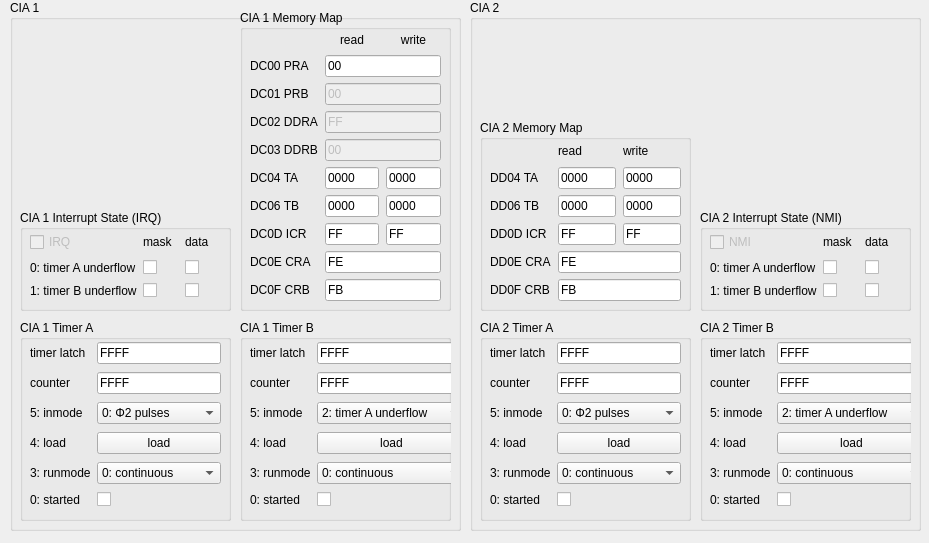
The window that src/gui/cia_viewer.ui (ProgrammierPatrick/c64pp) describes before a commit, drawn with Qt 5.
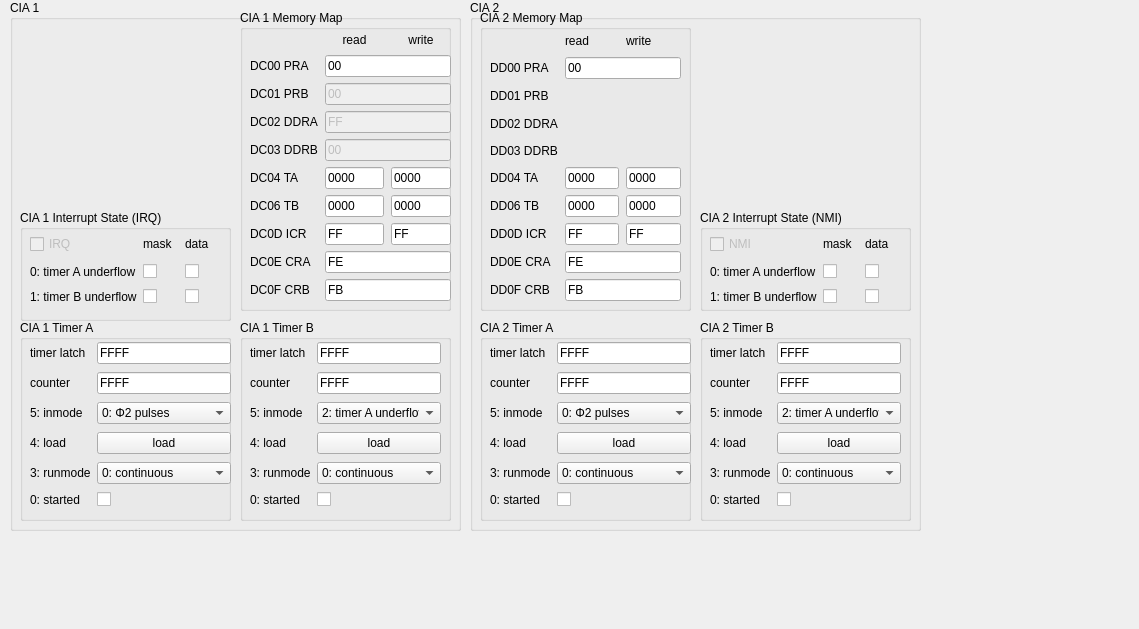
The same window after the commit.

```diff
--- a/src/gui/cia_viewer.ui
+++ b/src/gui/cia_viewer.ui
@@ -6,8 +6,8 @@
    <rect>
     <x>0</x>
     <y>0</y>
-    <width>929</width>
-    <height>543</height>
+    <width>1139</width>
+    <height>629</height>
    </rect>
   </property>
   <property name="windowTitle">
@@ -43,7 +43,7 @@
        <rect>
         <x>10</x>
         <y>20</y>
-        <width>216</width>
+        <width>191</width>
         <height>171</height>
        </rect>
       </property>
@@ -182,8 +182,8 @@
        <rect>
         <x>10</x>
         <y>20</y>
-        <width>191</width>
-        <height>169</height>
+        <width>201</width>
+        <height>171</height>
        </rect>
       </property>
       <layout class="QGridLayout" name="gridLayout_3">
@@ -300,7 +300,7 @@
        <x>10</x>
        <y>210</y>
        <width>211</width>
-       <height>101</height>
+       <height>111</height>
       </rect>
      </property>
      <property name="title">
@@ -312,7 +312,7 @@
         <x>10</x>
         <y>20</y>
         <width>191</width>
-        <height>71</height>
+        <height>80</height>
        </rect>
       </property>
       <layout class="QGridLayout" name="gridLayout_7">
@@ -402,7 +402,7 @@
        <rect>
         <x>10</x>
         <y>20</y>
-        <width>191</width>
+        <width>201</width>
         <height>271</height>
        </rect>
       </property>
@@ -622,8 +622,8 @@
        <rect>
         <x>10</x>
         <y>20</y>
-        <width>216</width>
-        <height>169</height>
+        <width>191</width>
+        <height>171</height>
        </rect>
       </property>
       <layout class="QGridLayout" name="gridLayout_5">
@@ -761,8 +761,8 @@
        <rect>
         <x>10</x>
         <y>20</y>
-        <width>191</width>
-        <height>169</height>
+        <width>201</width>
+        <height>171</height>
        </rect>
       </property>
       <layout class="QGridLayout" name="gridLayout_6">
@@ -874,9 +874,9 @@
      <property name="geometry">
       <rect>
        <x>10</x>
-       <y>120</y>
+       <y>10</y>
        <width>211</width>
-       <height>191</height>
+       <height>301</height>
       </rect>
      </property>
      <property name="title">
@@ -888,7 +888,7 @@
         <x>10</x>
         <y>20</y>
         <width>191</width>
-        <height>161</height>
+        <height>271</height>
        </rect>
       </property>
       <layout class="QGridLayout" name="gridLayout_4">
@@ -898,66 +898,108 @@
        <property name="horizontalSpacing">
         <number>7</number>
        </property>
-       <item row="1" column="1">
-        <widget class="QLabel" name="label_32">
+       <item row="7" column="2">
+        <widget class="QLineEdit" name="CIA2ICRData">
          <property name="text">
-          <string>DD04 TA</string>
+          <string>FF</string>
          </property>
         </widget>
        </item>
-       <item row="5" column="2" colspan="2">
-        <widget class="QLineEdit" name="CIA2CRB">
-         <property name="text">
-          <string>FB</string>
-         </property>
-        </widget>
-       </item>
-       <item row="5" column="1">
-        <widget class="QLabel" name="label_26">
-         <property name="text">
-          <string>DD0F CRB</string>
-         </property>
-        </widget>
-       </item>
-       <item row="2" column="1">
+       <item row="6" column="1">
         <widget class="QLabel" name="label_30">
          <property name="text">
           <string>DD06 TB</string>
          </property>
         </widget>
        </item>
-       <item row="1" column="2">
+       <item row="9" column="1">
+        <widget class="QLabel" name="label_26">
+         <property name="text">
+          <string>DD0F CRB</string>
+         </property>
+        </widget>
+       </item>
+       <item row="7" column="1">
+        <widget class="QLabel" name="label_29">
+         <property name="text">
+          <string>DD0D ICR</string>
+         </property>
+        </widget>
+       </item>
+       <item row="8" column="2" colspan="2">
+        <widget class="QLineEdit" name="CIA2CRA">
+         <property name="text">
+          <string>FE</string>
+         </property>
+        </widget>
+       </item>
+       <item row="1" column="2" colspan="2">
+        <widget class="QLineEdit" name="CIA2PRA">
+         <property name="text">
+          <string>00</string>
+         </property>
+        </widget>
+       </item>
+       <item row="6" column="2">
+        <widget class="QLineEdit" name="CIA2TBread">
+         <property name="text">
+          <string>0000</string>
+         </property>
+        </widget>
+       </item>
+       <item row="5" column="2">
         <widget class="QLineEdit" name="CIA2TAread">
          <property name="text">
           <string>0000</string>
          </property>
         </widget>
        </item>
-       <item row="4" column="1">
+       <item row="9" column="2" colspan="2">
+        <widget class="QLineEdit" name="CIA2CRB">
+         <property name="text">
+          <string>FB</string>
+         </property>
+        </widget>
+       </item>
+       <item row="5" column="1">
+        <widget class="QLabel" name="label_32">
+         <property name="text">
+          <string>DD04 TA</string>
+         </property>
+        </widget>
+       </item>
+       <item row="0" column="2">
+        <widget class="QLabel" name="label_31">
+         <property name="text">
+          <string>read</string>
+         </property>
+        </widget>
+       </item>
+       <item row="5" column="3">
+        <widget class="QLineEdit" name="CIA2TAwrite">
+         <property name="text">
+          <string>0000</string>
+         </property>
+        </widget>
+       </item>
+       <item row="8" column="1">
         <widget class="QLabel" name="label_28">
          <property name="text">
           <string>DD0E CRA</string>
          </property>
         </widget>
        </item>
-       <item row="0" column="2">
-        <widget class="QLabel" name="label_31">
+       <item row="3" column="1">
+        <widget class="QLabel" name="label_53">
          <property name="text">
-          <string>read</string>
+          <string>DD02 DDRA</string>
          </property>
         </widget>
        </item>
-       <item row="2" column="2">
-        <widget class="QLineEdit" name="CIA2TBread">
+       <item row="2" column="1">
+        <widget class="QLabel" name="label_52">
          <property name="text">
-          <string>0000</string>
-         </property>
-        </widget>
-       </item>
-       <item row="3" column="2">
-        <widget class="QLineEdit" name="CIA2ICRData">
-         <property name="text">
-          <string>FF</string>
+          <string>DD01 PRB</string>
          </property>
         </widget>
        </item>
@@ -968,38 +1010,31 @@
          </property>
         </widget>
        </item>
-       <item row="2" column="3">
+       <item row="6" column="3">
         <widget class="QLineEdit" name="CIA2TBwrite">
          <property name="text">
           <string>0000</string>
          </property>
         </widget>
        </item>
-       <item row="3" column="3">
+       <item row="7" column="3">
         <widget class="QLineEdit" name="CIA2ICRMask">
          <property name="text">
           <string>FF</string>
          </property>
         </widget>
        </item>
-       <item row="1" column="3">
-        <widget class="QLineEdit" name="CIA2TAwrite">
+       <item row="1" column="1">
+        <widget class="QLabel" name="label_51">
          <property name="text">
-          <string>0000</string>
+          <string>DD00 PRA</string>
          </property>
         </widget>
        </item>
-       <item row="4" column="2" colspan="2">
-        <widget class="QLineEdit" name="CIA2CRA">
+       <item row="4" column="1">
+        <widget class="QLabel" name="label_54">
          <property name="text">
-          <string>FE</string>
-         </property>
-        </widget>
-       </item>
-       <item row="3" column="1">
-        <widget class="QLabel" name="label_29">
-         <property name="text">
-          <string>DD0D ICR</string>
+          <string>DD03 DDRB</string>
          </property>
         </widget>
        </item>
@@ -1024,7 +1059,7 @@
         <x>10</x>
         <y>20</y>
         <width>191</width>
-        <height>71</height>
+        <height>80</height>
        </rect>
       </property>
       <layout class="QGridLayout" name="gridLayout_8">
```
